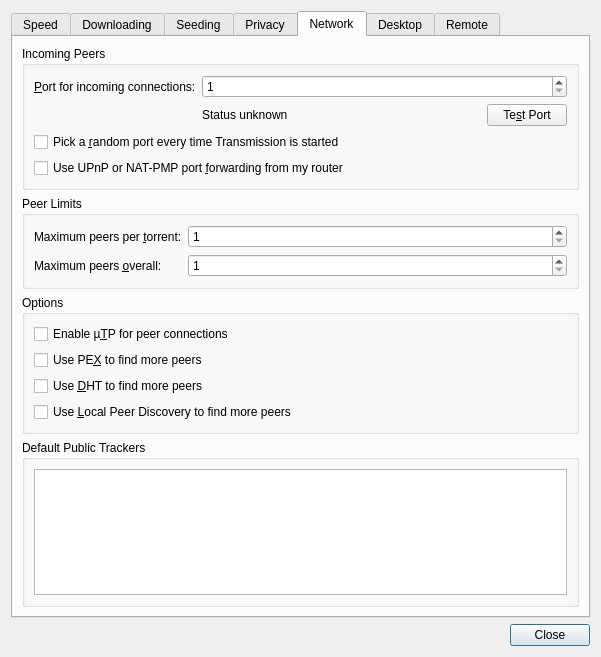
Old version of the form qt/PrefsDialog.ui in the repository transmission/transmission.
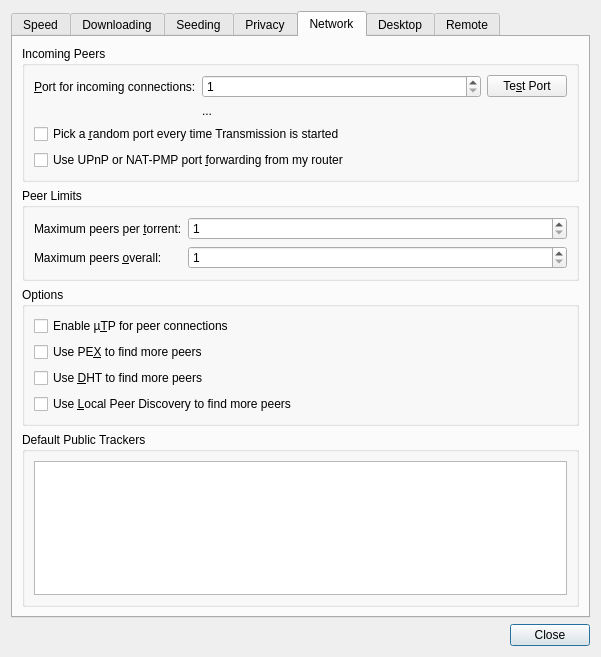
New version of the form. The open tabs and pages were chosen to show the change. Icons and pictures are not drawn. Custom widgets are drawn as their Qt base class.

Commit message: feat: do separate IPv4 and IPv6 port checks in Qt and GTK Client (#6525)

The edit to the form file:
```diff
--- a/qt/PrefsDialog.ui
+++ b/qt/PrefsDialog.ui
@@ -650,7 +650,7 @@
             </property>
            </widget>
           </item>
-          <item row="0" column="1" colspan="2">
+          <item row="0" column="1">
            <widget class="QSpinBox" name="peerPortSpin">
             <property name="minimum">
              <number>1</number>
@@ -660,14 +660,7 @@
             </property>
            </widget>
           </item>
-          <item row="1" column="1">
-           <widget class="QLabel" name="peerPortStatusLabel">
-            <property name="text">
-             <string>Status unknown</string>
-            </property>
-           </widget>
-          </item>
-          <item row="1" column="2">
+          <item row="0" column="2">
            <widget class="QPushButton" name="testPeerPortButton">
             <property name="text">
              <string>Te&amp;st Port</string>
@@ -677,6 +670,13 @@
             </property>
            </widget>
           </item>
+          <item row="1" column="1" colspan="2">
+           <widget class="QLabel" name="peerPortStatusLabel">
+            <property name="text">
+             <string notr="true">...</string>
+            </property>
+           </widget>
+          </item>
           <item row="2" column="0" colspan="3">
            <widget class="QCheckBox" name="randomPeerPortCheck">
             <property name="text">
```
The commit also changes 11 other files.
